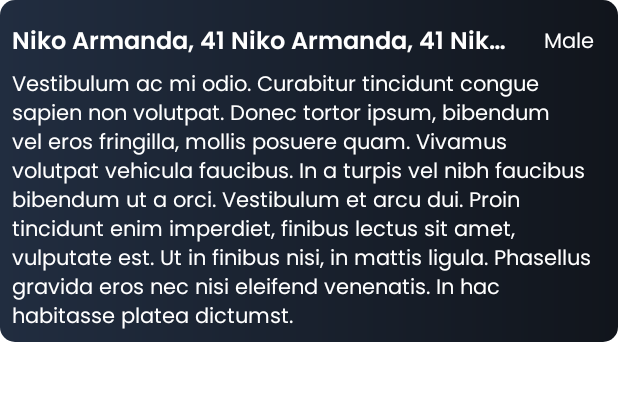
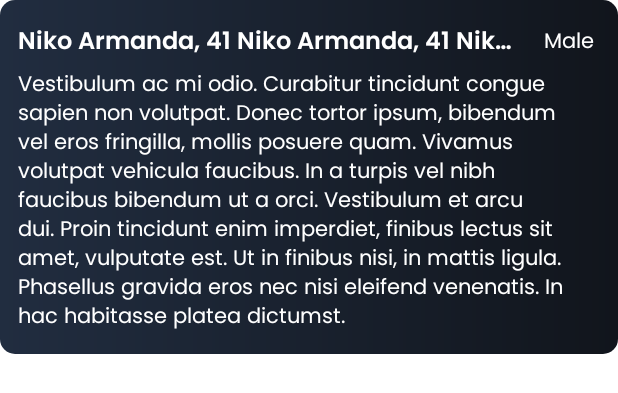
Before and after one commit to AmbiWS/Android-Architecture, an Android app: the layout item_user_premium_card.xml on its own in the app's theme, with its tools: preview values and no code run, on a phone screen of 412 x 824 dp. Shown: the top 393 px of the screen. Run offline under Robolectric (Android 15) with nearby library versions, the phone set to English and light mode, and no system bars; network calls fail.

Commit message:
Improve user list ui

```diff
--- a/app/src/main/java/com/ambiws/androidarchitecture/features/lists/list/ui/ListViewModel.kt
+++ b/app/src/main/java/com/ambiws/androidarchitecture/features/lists/list/ui/ListViewModel.kt
@@ -42,7 +42,6 @@ class ListViewModel(
         usersLiveData.value = emptyList()
     }
 
-    // TODO implement favorite users feature (room or alt)
     fun initUsersList(applyLoader: Boolean = false) {
         launch(showDefaultLoader = applyLoader) {
             val usersList = userInteractor.getUsersList()
--- a/app/src/main/res/layout/item_user_premium_card.xml
+++ b/app/src/main/res/layout/item_user_premium_card.xml
@@ -12,7 +12,7 @@
         style="@style/TextClassic14.OneLine"
         android:layout_width="0dp"
         android:layout_height="wrap_content"
-        android:layout_marginStart="8dp"
+        android:layout_marginStart="12dp"
         android:layout_marginTop="16dp"
         android:fontFamily="@font/poppins_semibold"
         android:paddingEnd="16dp"
@@ -41,10 +41,11 @@
         style="@style/TextClassic14"
         android:layout_width="0dp"
         android:layout_height="wrap_content"
-        android:layout_marginStart="8dp"
-        android:layout_marginTop="8dp"
+        android:layout_marginVertical="8dp"
+        android:layout_marginStart="12dp"
         android:layout_marginEnd="16dp"
         android:textColor="@color/white"
+        app:layout_constraintBottom_toBottomOf="parent"
         app:layout_constraintEnd_toEndOf="parent"
         app:layout_constraintStart_toStartOf="parent"
         app:layout_constraintTop_toBottomOf="@+id/tvNameAndAge"
```
Also changed, not shown: app/src/main/java/com/ambiws/androidarchitecture/core/network/mock/MockData.kt (+15 -15 lines).
